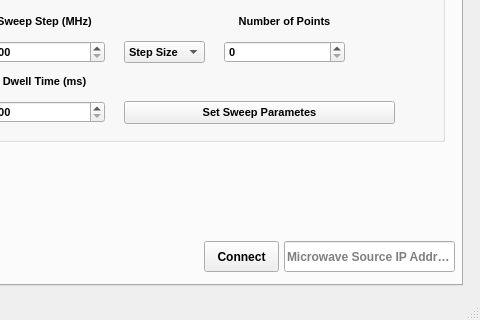
The window that scanning_magnetometer.ui (WarwickEPR/ScanningMagnetometry) describes before a commit, drawn with Qt 5; both pictures show x 358 to 838 and y 150 to 470 of the 838 by 470 pixel window.
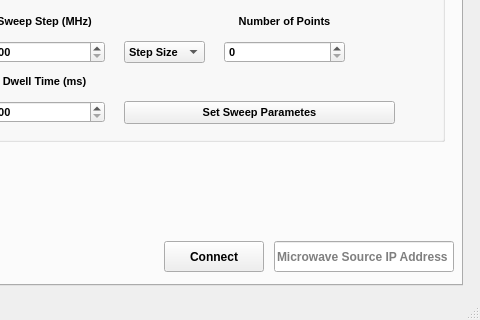
The same window after the commit. The open tabs and pages were chosen to show the change. Custom widgets are drawn as their Qt base class.

What changed in the file:
```diff
--- a/scanning_magnetometer.ui
+++ b/scanning_magnetometer.ui
@@ -628,9 +628,9 @@
      <widget class="QLineEdit" name="MWSourceIPAddressBox">
       <property name="geometry">
        <rect>
-        <x>630</x>
+        <x>620</x>
         <y>340</y>
-        <width>171</width>
+        <width>180</width>
         <height>31</height>
        </rect>
       </property>
@@ -641,9 +641,9 @@
      <widget class="QPushButton" name="connectMWSourceButton">
       <property name="geometry">
        <rect>
-        <x>550</x>
+        <x>510</x>
         <y>340</y>
-        <width>75</width>
+        <width>100</width>
         <height>31</height>
        </rect>
       </property>
```
Left out of the diff: 10 changed lines with no effect on the pictures.
